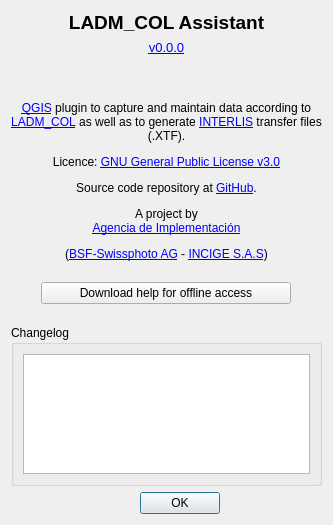
Qt form asistente_ladm_col/ui/dialogs/dlg_about.ui (SwissTierrasColombia/Asistente-LADM-COL) before a commit.
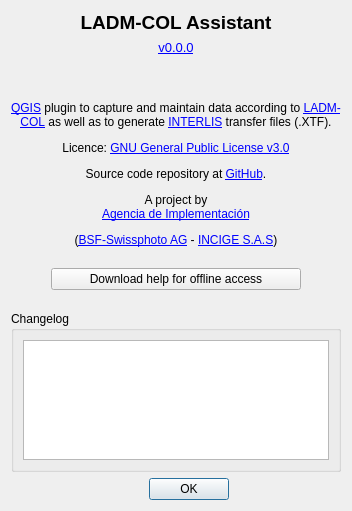
The same form after that commit. Icons and pictures are not drawn. Custom widgets are drawn as their Qt base class.

```diff
--- a/asistente_ladm_col/ui/dialogs/dlg_about.ui
+++ b/asistente_ladm_col/ui/dialogs/dlg_about.ui
@@ -58,7 +58,7 @@
    <item row="5" column="0" colspan="2">
     <widget class="QLabel" name="label">
      <property name="text">
-      <string>&lt;html&gt;&lt;head/&gt;&lt;body&gt;&lt;p align=&quot;center&quot;&gt;&lt;a href=&quot;http://qgis.org&quot;&gt;&lt;span style=&quot; text-decoration: underline; color:#0000ff;&quot;&gt;QGIS&lt;/span&gt;&lt;/a&gt; plugin to capture and maintain data according to &lt;a href=&quot;https://github.com/AgenciaImplementacion/LADM_COL&quot;&gt;&lt;span style=&quot; text-decoration: underline; color:#0000ff;&quot;&gt;LADM_COL&lt;/span&gt;&lt;/a&gt; as well as to generate &lt;a href=&quot;https://www.interlis.ch/en&quot;&gt;&lt;span style=&quot; text-decoration: underline; color:#0000ff;&quot;&gt;INTERLIS&lt;/span&gt;&lt;/a&gt; transfer files (.XTF).&lt;/p&gt;&lt;p align=&quot;center&quot;&gt;Licence: &lt;a href=&quot;https://github.com/AgenciaImplementacion/Asistente-LADM_COL/blob/master/LICENSE&quot;&gt;&lt;span style=&quot; text-decoration: underline; color:#0000ff;&quot;&gt;GNU General Public License v3.0&lt;/span&gt;&lt;/a&gt;&lt;/p&gt;&lt;p align=&quot;center&quot;&gt;Source code repository at &lt;a href=&quot;https://github.com/AgenciaImplementacion/Asistente-LADM_COL&quot;&gt;&lt;span style=&quot; text-decoration: underline; color:#0000ff;&quot;&gt;GitHub&lt;/span&gt;&lt;/a&gt;.&lt;/p&gt;&lt;p align=&quot;center&quot;&gt;A project by&lt;br/&gt;&lt;a href=&quot;https://www.proadmintierra.info/&quot;&gt;&lt;span style=&quot; text-decoration: underline; color:#0000ff;&quot;&gt;Agencia de Implementación&lt;/span&gt;&lt;/a&gt;&lt;/p&gt;&lt;p align=&quot;center&quot;&gt;(&lt;a href=&quot;http://bsf-swissphoto.com/&quot;&gt;&lt;span style=&quot; text-decoration: underline; color:#0000ff;&quot;&gt;BSF-Swissphoto AG&lt;/span&gt;&lt;/a&gt; - &lt;a href=&quot;http://www.incige.com/&quot;&gt;&lt;span style=&quot; text-decoration: underline; color:#0000ff;&quot;&gt;INCIGE S.A.S&lt;/span&gt;&lt;/a&gt;)&lt;/p&gt;&lt;/body&gt;&lt;/html&gt;</string>
+      <string>&lt;html&gt;&lt;head/&gt;&lt;body&gt;&lt;p align=&quot;center&quot;&gt;&lt;a href=&quot;http://qgis.org&quot;&gt;&lt;span style=&quot; text-decoration: underline; color:#0000ff;&quot;&gt;QGIS&lt;/span&gt;&lt;/a&gt; plugin to capture and maintain data according to &lt;a href=&quot;https://github.com/AgenciaImplementacion/LADM_COL&quot;&gt;&lt;span style=&quot; text-decoration: underline; color:#0000ff;&quot;&gt;LADM-COL&lt;/span&gt;&lt;/a&gt; as well as to generate &lt;a href=&quot;https://www.interlis.ch/en&quot;&gt;&lt;span style=&quot; text-decoration: underline; color:#0000ff;&quot;&gt;INTERLIS&lt;/span&gt;&lt;/a&gt; transfer files (.XTF).&lt;/p&gt;&lt;p align=&quot;center&quot;&gt;Licence: &lt;a href=&quot;https://github.com/AgenciaImplementacion/Asistente-LADM-COL/blob/master/LICENSE&quot;&gt;&lt;span style=&quot; text-decoration: underline; color:#0000ff;&quot;&gt;GNU General Public License v3.0&lt;/span&gt;&lt;/a&gt;&lt;/p&gt;&lt;p align=&quot;center&quot;&gt;Source code repository at &lt;a href=&quot;https://github.com/AgenciaImplementacion/Asistente-LADM-COL&quot;&gt;&lt;span style=&quot; text-decoration: underline; color:#0000ff;&quot;&gt;GitHub&lt;/span&gt;&lt;/a&gt;.&lt;/p&gt;&lt;p align=&quot;center&quot;&gt;A project by&lt;br/&gt;&lt;a href=&quot;https://www.proadmintierra.info/&quot;&gt;&lt;span style=&quot; text-decoration: underline; color:#0000ff;&quot;&gt;Agencia de Implementación&lt;/span&gt;&lt;/a&gt;&lt;/p&gt;&lt;p align=&quot;center&quot;&gt;(&lt;a href=&quot;http://bsf-swissphoto.com/&quot;&gt;&lt;span style=&quot; text-decoration: underline; color:#0000ff;&quot;&gt;BSF-Swissphoto AG&lt;/span&gt;&lt;/a&gt; - &lt;a href=&quot;http://www.incige.com/&quot;&gt;&lt;span style=&quot; text-decoration: underline; color:#0000ff;&quot;&gt;INCIGE S.A.S&lt;/span&gt;&lt;/a&gt;)&lt;/p&gt;&lt;/body&gt;&lt;/html&gt;</string>
      </property>
      <property name="wordWrap">
       <bool>true</bool>
@@ -206,7 +206,7 @@
       </size>
      </property>
      <property name="text">
-      <string>&lt;html&gt;&lt;head/&gt;&lt;body&gt;&lt;p align=&quot;center&quot;&gt;&lt;span style=&quot; font-size:14pt; font-weight:600;&quot;&gt;LADM_COL Assistant&lt;/span&gt;&lt;/p&gt;&lt;/body&gt;&lt;/html&gt;</string>
+      <string>&lt;html&gt;&lt;head/&gt;&lt;body&gt;&lt;p align=&quot;center&quot;&gt;&lt;span style=&quot; font-size:14pt; font-weight:600;&quot;&gt;LADM-COL Assistant&lt;/span&gt;&lt;/p&gt;&lt;/body&gt;&lt;/html&gt;</string>
      </property>
     </widget>
    </item>
```
Left out of the diff: 2 changed lines with no effect on the pictures.
